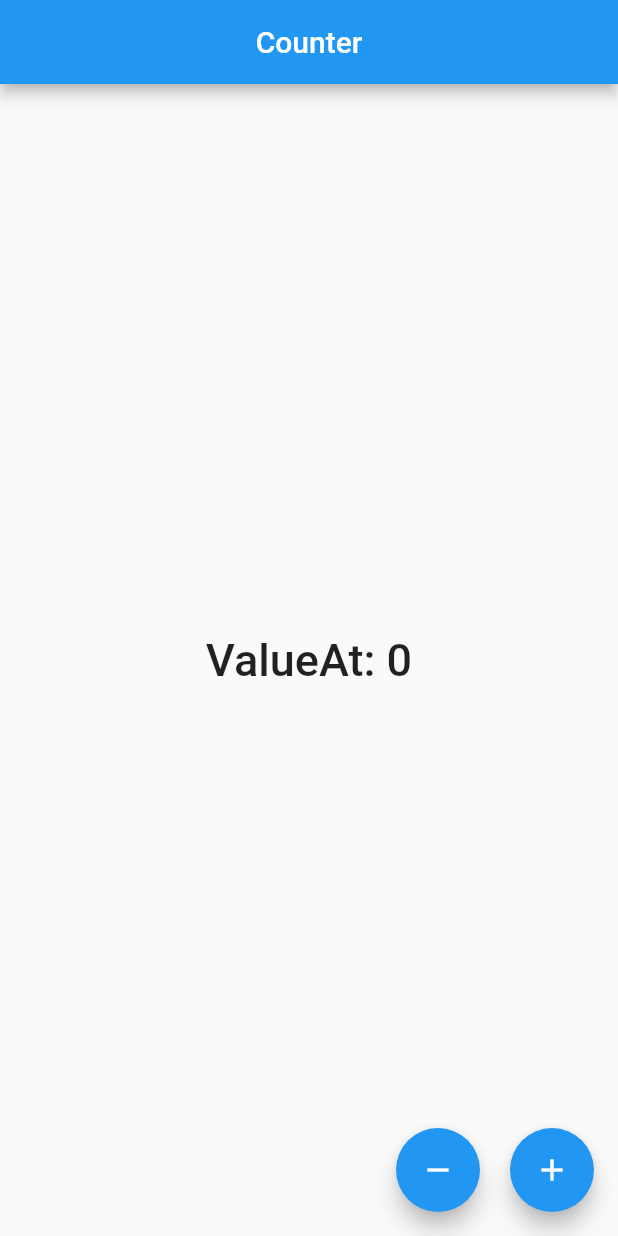
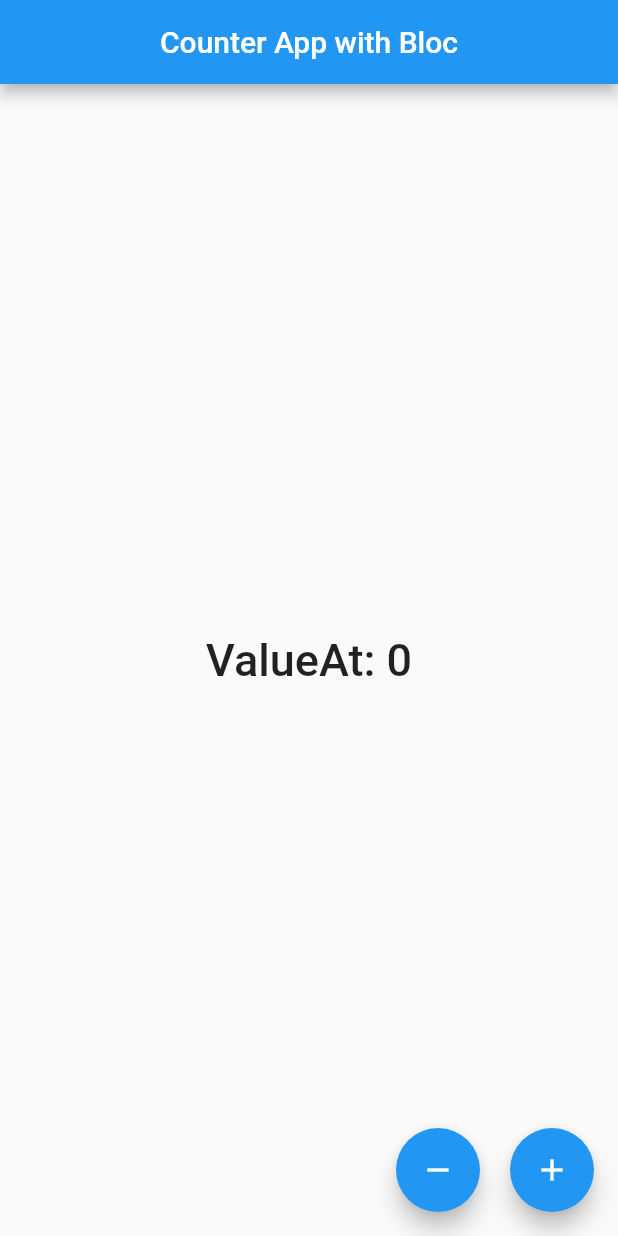
Before and after one commit to caiopratali/counterbloc, a Flutter app: the screen it shows after launch, on a phone screen of 412 x 824 dp. Run offline on Flutter 3.47's test engine with Material 2 defaults, Android fonts, the phone set to English and light mode, and no system bars; our stand-ins replace rxdart.

Commit message:
Edit title

```diff
--- a/lib/src/ui/home_page.dart
+++ b/lib/src/ui/home_page.dart
@@ -20,7 +20,7 @@ class _HomePageState extends State<HomePage> {
   Widget build(BuildContext context) {
     return Scaffold(
       appBar: AppBar(
-        title: Text('Counter'),
+        title: Text('Counter App with Bloc'),
         centerTitle: true,
       ),
       body: StreamBuilder(
```
